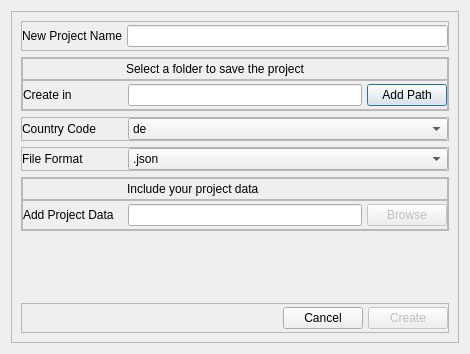
Above: AutoCADDB/newprojectdialog.ui from DB-Netz-AutomatedPlanning/AutoPlan-QT before the change. Below: the same form after it.
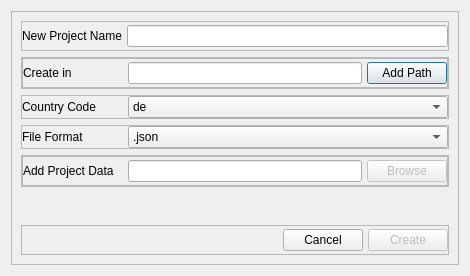
That is the form after the change.

Diff of the .ui file:
```diff
--- a/AutoCADDB/newprojectdialog.ui
+++ b/AutoCADDB/newprojectdialog.ui
@@ -7,7 +7,7 @@
     <x>0</x>
     <y>0</y>
     <width>470</width>
-    <height>354</height>
+    <height>276</height>
    </rect>
   </property>
   <property name="windowTitle">
@@ -22,8 +22,8 @@
      <property name="frameShadow">
       <enum>QFrame::Raised</enum>
      </property>
-     <layout class="QVBoxLayout" name="verticalLayout_4">
-      <item>
+     <layout class="QGridLayout" name="gridLayout">
+      <item row="0" column="0">
        <widget class="QFrame" name="frame_2">
         <property name="minimumSize">
          <size>
@@ -84,7 +84,7 @@
         </layout>
        </widget>
       </item>
-      <item>
+      <item row="1" column="0">
        <widget class="QFrame" name="frame_8">
         <property name="frameShape">
          <enum>QFrame::StyledPanel</enum>
@@ -108,56 +108,6 @@
          <property name="bottomMargin">
           <number>0</number>
          </property>
-         <item>
-          <widget class="QFrame" name="frame_10">
-           <property name="frameShape">
-            <enum>QFrame::StyledPanel</enum>
-           </property>
-           <property name="frameShadow">
-            <enum>QFrame::Raised</enum>
-           </property>
-           <layout class="QHBoxLayout" name="horizontalLayout_7">
-            <property name="spacing">
-             <number>0</number>
-            </property>
-            <property name="leftMargin">
-             <number>0</number>
-            </property>
-            <property name="topMargin">
-             <number>0</number>
-            </property>
-            <property name="rightMargin">
-             <number>0</number>
-            </property>
-            <property name="bottomMargin">
-             <number>0</number>
-            </property>
-            <item>
-             <spacer name="horizontalSpacer_2">
-              <property name="orientation">
-               <enum>Qt::Horizontal</enum>
-              </property>
-              <property name="sizeType">
-               <enum>QSizePolicy::Fixed</enum>
-              </property>
-              <property name="sizeHint" stdset="0">
-               <size>
-                <width>103</width>
-                <height>20</height>
-               </size>
-              </property>
-             </spacer>
-            </item>
-            <item>
-             <widget class="QLabel" name="label">
-              <property name="text">
-               <string>Select a folder to save the project</string>
-              </property>
-             </widget>
-            </item>
-           </layout>
-          </widget>
-         </item>
          <item>
           <widget class="QFrame" name="frame_3">
            <property name="minimumSize">
@@ -229,7 +179,7 @@
         </layout>
        </widget>
       </item>
-      <item>
+      <item row="2" column="0">
        <widget class="QFrame" name="frame_6">
         <property name="frameShape">
          <enum>QFrame::StyledPanel</enum>
@@ -283,7 +233,7 @@
         </layout>
        </widget>
       </item>
-      <item>
+      <item row="3" column="0">
        <widget class="QFrame" name="frame_7">
         <property name="frameShape">
          <enum>QFrame::StyledPanel</enum>
@@ -342,7 +292,7 @@
         </layout>
        </widget>
       </item>
-      <item>
+      <item row="4" column="0">
        <widget class="QFrame" name="frame_9">
         <property name="frameShape">
          <enum>QFrame::StyledPanel</enum>
@@ -366,56 +316,6 @@
          <property name="bottomMargin">
           <number>0</number>
          </property>
-         <item>
-          <widget class="QFrame" name="frame_11">
-           <property name="frameShape">
-            <enum>QFrame::StyledPanel</enum>
-           </property>
-           <property name="frameShadow">
-            <enum>QFrame::Raised</enum>
-           </property>
-           <layout class="QHBoxLayout" name="horizontalLayout_8">
-            <property name="spacing">
-             <number>0</number>
-            </property>
-            <property name="leftMargin">
-             <number>0</number>
-            </property>
-            <property name="topMargin">
-             <number>0</number>
-            </property>
-            <property name="rightMargin">
-             <number>0</number>
-            </property>
-            <property name="bottomMargin">
-             <number>0</number>
-            </property>
-            <item>
-             <spacer name="horizontalSpacer_3">
-              <property name="orientation">
-               <enum>Qt::Horizontal</enum>
-              </property>
-              <property name="sizeType">
-               <enum>QSizePolicy::Fixed</enum>
-              </property>
-              <property name="sizeHint" stdset="0">
-               <size>
-                <width>104</width>
-                <height>20</height>
-               </size>
-              </property>
-             </spacer>
-            </item>
-            <item>
-             <widget class="QLabel" name="label_2">
-              <property name="text">
-               <string>Include your project data</string>
-              </property>
-             </widget>
-            </item>
-           </layout>
-          </widget>
-         </item>
          <item>
           <widget class="QFrame" name="frame_4">
            <property name="minimumSize">
@@ -490,7 +390,7 @@
         </layout>
        </widget>
       </item>
-      <item>
+      <item row="5" column="0">
        <spacer name="verticalSpacer">
         <property name="orientation">
          <enum>Qt::Vertical</enum>
@@ -503,7 +403,7 @@
         </property>
        </spacer>
       </item>
-      <item>
+      <item row="6" column="0">
        <widget class="QFrame" name="frame_5">
         <property name="minimumSize">
          <size>
```
